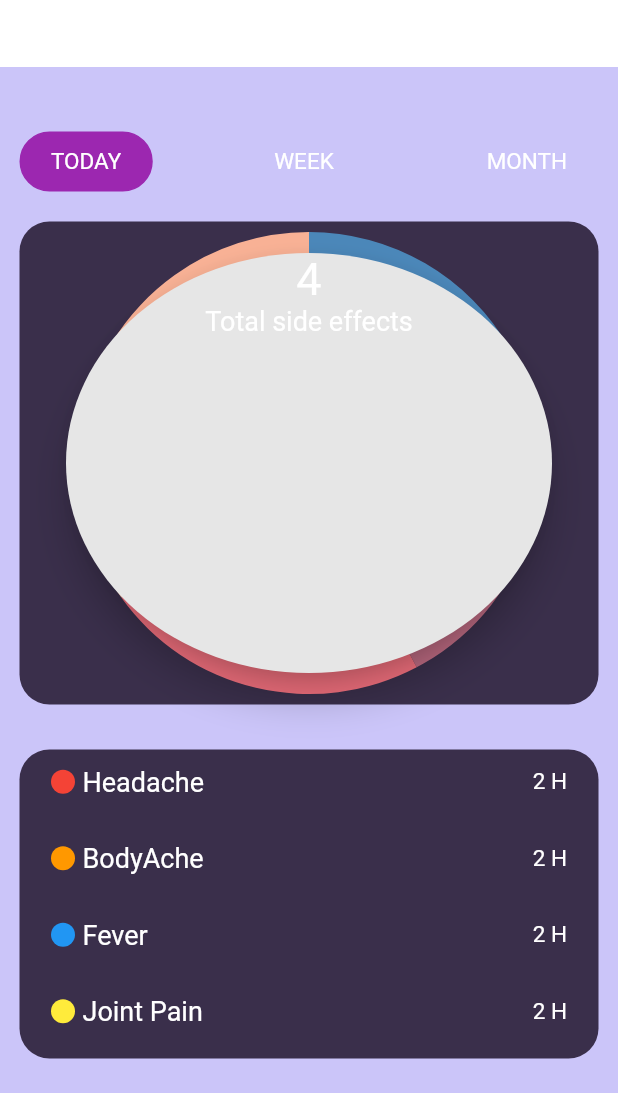
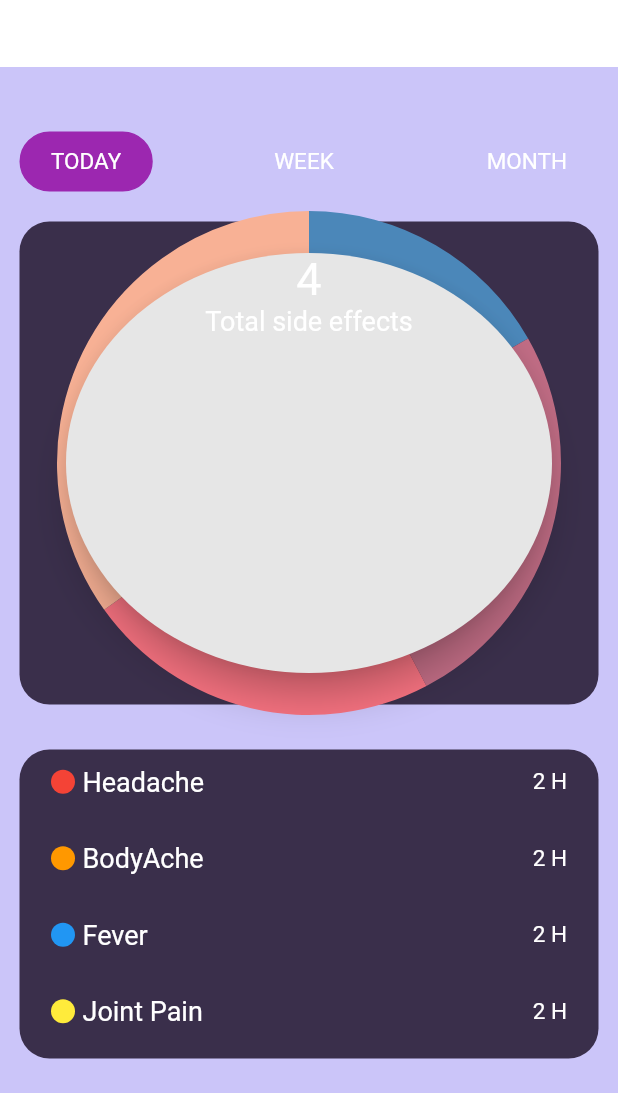
Before and after one commit to Rwishwajith/The-Shield, a Flutter app: the SecondSideEffectHistoryScreen screen opened directly, on a phone screen of 412 x 824 dp, the part 143-1236 px from its top. Run offline on Flutter 3.47's test engine with Material 2 defaults, Android fonts, the phone set to English and light mode, and no system bars; our stand-ins replace cloud_firestore, firebase_auth, firebase_core, fl_chart, flutter_rating_bar, font_awesome_flutter and 6 more; missing offline and left inert: flutter_facebook_auth, is_first_run; accounts and stored records are empty.

Commit message:
Update side_effect_history.dart

```diff
--- a/the_shield/lib/main_menu/side_effect_monitoring/side_effect_history.dart
+++ b/the_shield/lib/main_menu/side_effect_monitoring/side_effect_history.dart
@@ -638,8 +638,8 @@ class _SecondSideEffectHistoryScreenState
                           xValueMapper: (ChartData data, _) => data.x,
                           yValueMapper: (ChartData data, _) => data.y,
                           // Radius of doughnut
-                          innerRadius: '35%',
-                          radius: '110%')
+                          innerRadius: '80%',
+                          radius: '120%')
                     ])),
                 SizedBox(
                   height: 20,
```
